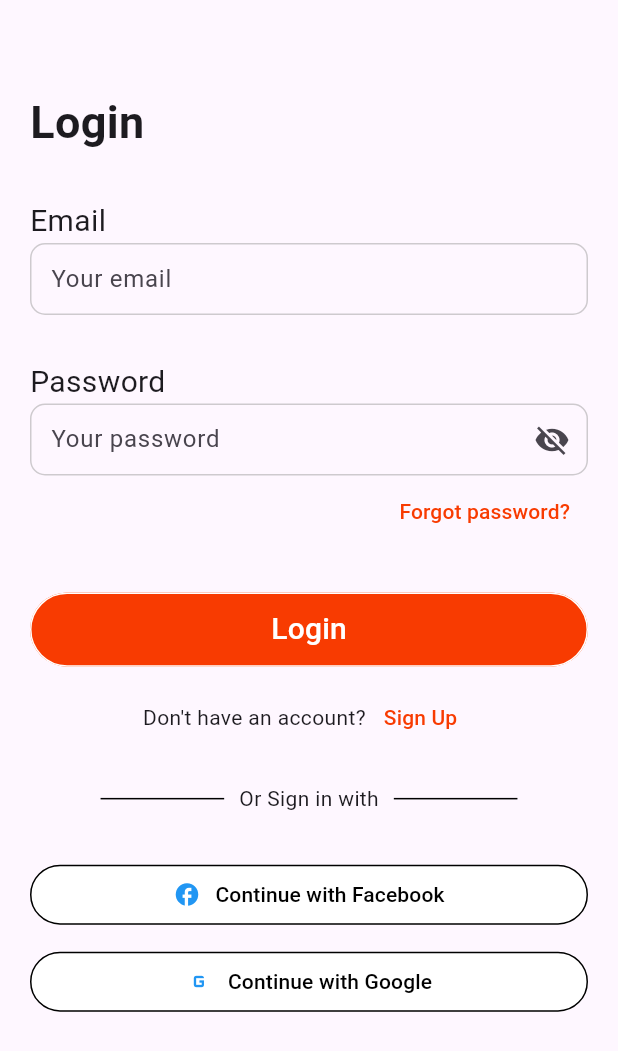
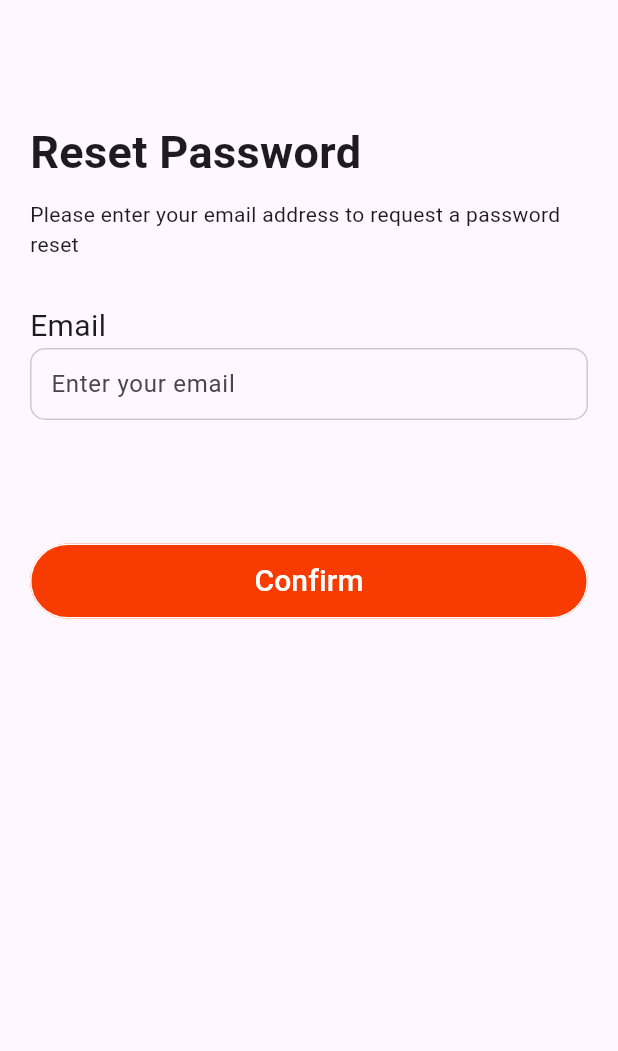
Before and after one commit to QuocHuy78035/Nhom8_DDNC, a Flutter app: the screen it shows after launch, after a tap on "Forgot password?", on a phone screen of 412 x 824 dp. Shown: the top 1051 px of the screen. Run offline on Flutter 3.47's test engine with Material 3 defaults, Android fonts, the phone set to English and light mode, and no system bars; our stand-ins replace animated_splash_screen, carousel_slider, lottie, page_transition, shared_preferences, smooth_page_indicator; missing offline and left inert: flutter_verification_code.

Commit message:
them forgot pass screen

```diff
--- a/lib/features/auth/controllers/i_auth.dart
+++ b/lib/features/auth/controllers/i_auth.dart
@@ -2,6 +2,8 @@ import 'package:flutter/cupertino.dart';
 
 abstract class IAuth{
   Future<String> loginUser(String email, String password, BuildContext context);
-
   Future<String> registerUser(String name, String email, String password, String passwordConfirm, BuildContext context);
+  Future<int> forgotPass(String email);
+  Future<List<String>> verify(String email, String otp);
+  Future<String> resetPass(String password, String passwordConfirm, String token);
 }
--- /dev/null
+++ b/lib/features/auth/views/forgot_pass_screen.dart
@@ -0,0 +1,119 @@
+import 'package:ddnangcao_project/features/auth/controllers/auth_controller.dart';
+import 'package:ddnangcao_project/features/auth/views/verify_screen.dart';
+import 'package:ddnangcao_project/features/auth/widgets/title_screen.dart';
+import 'package:ddnangcao_project/utils/color_lib.dart';
+import 'package:ddnangcao_project/utils/size_lib.dart';
+import 'package:ddnangcao_project/utils/snack_bar.dart';
+import 'package:ddnangcao_project/utils/validator/email_validator.dart';
+import 'package:ddnangcao_project/widgets/base_button.dart';
+import 'package:ddnangcao_project/widgets/base_input.dart';
+import 'package:flutter/material.dart';
+
+class ForgotPasswordScreen extends StatefulWidget {
+  const ForgotPasswordScreen({super.key});
+
+  @override
+  State<ForgotPasswordScreen> createState() => _ForgotPasswordScreenState();
+}
+
+class _ForgotPasswordScreenState extends State<ForgotPasswordScreen> {
+  final AuthController authController = AuthController();
+  final GlobalKey<FormState> _formKey = GlobalKey<FormState>();
+  late String email;
+  bool isLoading = false;
+
+  void forgotPass() async {
+    if (_formKey.currentState!.validate()) {
+      setState(() {
+        isLoading = true;
+      });
+      int statusCode = await authController.forgotPass(email);
+      setState(() {
+        isLoading = false;
+      });
+      if (statusCode == 200) {
+        Navigator.pushReplacement(
+          context,
+          MaterialPageRoute(
+            builder: (context) => VerifyScreen(
+              email: email,
+            ),
+          ),
+        );
+      } else {
+        ShowSnackBar().showSnackBar("Some thing is wrong, pleas retry again",
+            ColorLib.primaryColor, ColorLib.whiteColor, context);
+      }
+    }
+  }
+
+  @override
+  Widget build(BuildContext context) {
+    return Scaffold(
+      body: SafeArea(
+        child: SingleChildScrollView(
+          child: Padding(
+            padding: const EdgeInsets.symmetric(
+                horizontal: GetSize.symmetricPadding * 2),
+            child: Form(
+              key: _formKey,
+              child: Column(
+                crossAxisAlignment: CrossAxisAlignment.start,
+                children: [
+                  const SizedBox(
+                    height: 80,
+                  ),
+                  const TitleScreen(title: "Reset Password"),
+                  const SizedBox(
+                    height: 10,
+                  ),
+                  const Text(
+                      "Please enter your email address to request a password reset"),
+                  const SizedBox(
+                    height: 30,
+                  ),
+                  BaseInput(
+                    type: "Email",
+                    hintText: "Enter your email",
+                    onChanged: (value) {
+                      email = value;
+                    },
+                    validator: (value) {
+                      if (value!.isEmpty) {
+                        return "Please enter your email";
+                      } else if (value.isVailEmail() == false) {
+                        return "Email is not valid";
+                      }
+                      return null;
+                    },
+                  ),
+                  SizedBox(
+                    height: GetSize.getHeight(context) * 0.1,
+                  ),
+                  SizedBox(
+                    width: MediaQuery.of(context).size.width,
+                    height: 50,
+                    child: BaseButton(
+                      onPressed: () async {
+                        forgotPass();
+                      },
+                      titleRow: isLoading
+                          ? const CircularProgressIndicator()
+                          : const Text(
+                              "Confirm",
+                              style: TextStyle(
+                                color: ColorLib.whiteColor,
+                                fontSize: 20,
+                              ),
+                            ),
+                    ),
+                  )
+                ],
+              ),
+            ),
+          ),
+        ),
+      ),
+    );
+  }
+}
--- a/lib/features/auth/views/login_screen.dart
+++ b/lib/features/auth/views/login_screen.dart
@@ -1,4 +1,5 @@
 import 'package:ddnangcao_project/features/auth/controllers/auth_controller.dart';
+import 'package:ddnangcao_project/features/auth/views/forgot_pass_screen.dart';
 import 'package:ddnangcao_project/features/auth/views/register_screen.dart';
 import 'package:ddnangcao_project/features/main/views/navbar_custom.dart';
 import 'package:ddnangcao_project/widgets/base_button.dart';
@@ -11,6 +12,7 @@ import 'package:flutter/material.dart';
 import '../widgets/facebook_button.dart';
 import '../widgets/google_button.dart';
 import '../widgets/text_navigator.dart';
+import '../widgets/title_screen.dart';
 
 class LoginScreen extends StatefulWidget {
   const LoginScreen({super.key});
@@ -78,13 +80,7 @@ class _LoginScreenState extends State<LoginScreen> {
                   const Distance(
                     height: GetSize.distance * 6,
                   ),
-                  const Text(
-                    "Login",
-                    style: TextStyle(
-                      fontSize: 30,
-                      fontWeight: FontWeight.bold,
-                    ),
-                  ),
+                  const TitleScreen(title: "Login",),
                   const Distance(
                     height: GetSize.distance * 3,
                   ),
@@ -121,7 +117,9 @@ class _LoginScreenState extends State<LoginScreen> {
                     isPass: true,
                   ),
                   TextNavigator(
-                    onPressed: () {},
+                    onPressed: () {
+                      Navigator.push(context, MaterialPageRoute(builder: (context) => const ForgotPasswordScreen()));
+                    },
                     title: "Forgot password?",
                   ),
                   const Distance(
@@ -202,6 +200,7 @@ class _LoginScreenState extends State<LoginScreen> {
   }
 }
 
+
 class Line extends StatelessWidget {
   final double width;
 
--- /dev/null
+++ b/lib/features/auth/widgets/title_screen.dart
@@ -0,0 +1,20 @@
+import 'package:flutter/material.dart';
+
+class TitleScreen extends StatelessWidget {
+  final String title;
+  const TitleScreen({
+    super.key,
+    required this.title
+  });
+
+  @override
+  Widget build(BuildContext context) {
+    return Text(
+      title,
+      style: const TextStyle(
+        fontSize: 30,
+        fontWeight: FontWeight.bold,
+      ),
+    );
+  }
+}
--- a/lib/features/profile/views/profile_screen.dart
+++ b/lib/features/profile/views/profile_screen.dart
@@ -13,8 +13,10 @@ class ProfileScreen extends StatefulWidget {
 class _ProfileScreenState extends State<ProfileScreen> {
   final ProfileController profileController = ProfileController();
 
-  logoutUser() {
+  logoutUser() async{
+    String message = await profileController.logoutUser();
     profileController.logOut(context);
+    debugPrint(message);
   }
 
   @override
--- a/lib/main.dart
+++ b/lib/main.dart
@@ -1,4 +1,5 @@
 import 'package:ddnangcao_project/features/auth/controllers/auth_controller.dart';
+import 'package:ddnangcao_project/features/auth/views/forgot_pass_screen.dart';
 import 'package:ddnangcao_project/features/auth/views/splash_screen.dart';
 import 'package:ddnangcao_project/providers/user_provider.dart';
 import 'package:flutter/material.dart';
@@ -45,7 +46,8 @@ class _MyAppState extends State<MyApp> {
         useMaterial3: true,
       ),
       //home: Provider.of<UserProvider>(context).user.accessToken != ""  ? CustomerHomeScreen() : LoginScreen(),
-      home: SplashScreen(),
+      home: const SplashScreen(),
+      //home: ForgotPasswordScreen(),
     );
   }
 }
--- a/lib/utils/global_variable.dart
+++ b/lib/utils/global_variable.dart
@@ -1,5 +1,3 @@
-import 'package:flutter/material.dart';
-
 class GlobalVariable{
   static const String apiUrl = "http://10.0.2.2:8000/api/v1";
 }
--- a/pubspec.yaml
+++ b/pubspec.yaml
@@ -43,6 +43,7 @@ dependencies:
   shared_preferences: ^2.2.2
   carousel_slider: ^4.2.1
   smooth_page_indicator: ^1.1.0
+  flutter_verification_code: ^1.1.7
 
 dev_dependencies:
   flutter_test:
```
Also changed, not shown: lib/features/auth/controllers/auth_controller.dart (+72 -2 lines), lib/features/auth/views/reset_pass_screen.dart (added, +130 -0 lines), lib/features/auth/views/verify_screen.dart (added, +121 -0 lines), lib/features/profile/controllers/profile_controller.dart (+26 -17 lines), lib/utils/snack_bar.dart (added, +21 -0 lines), pubspec.lock.
